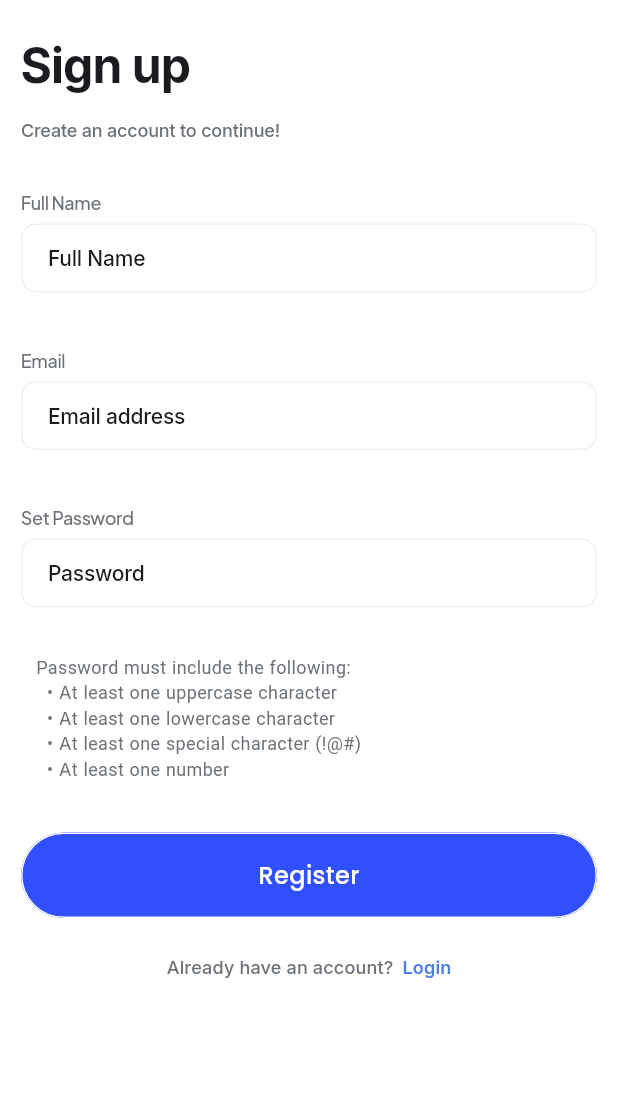
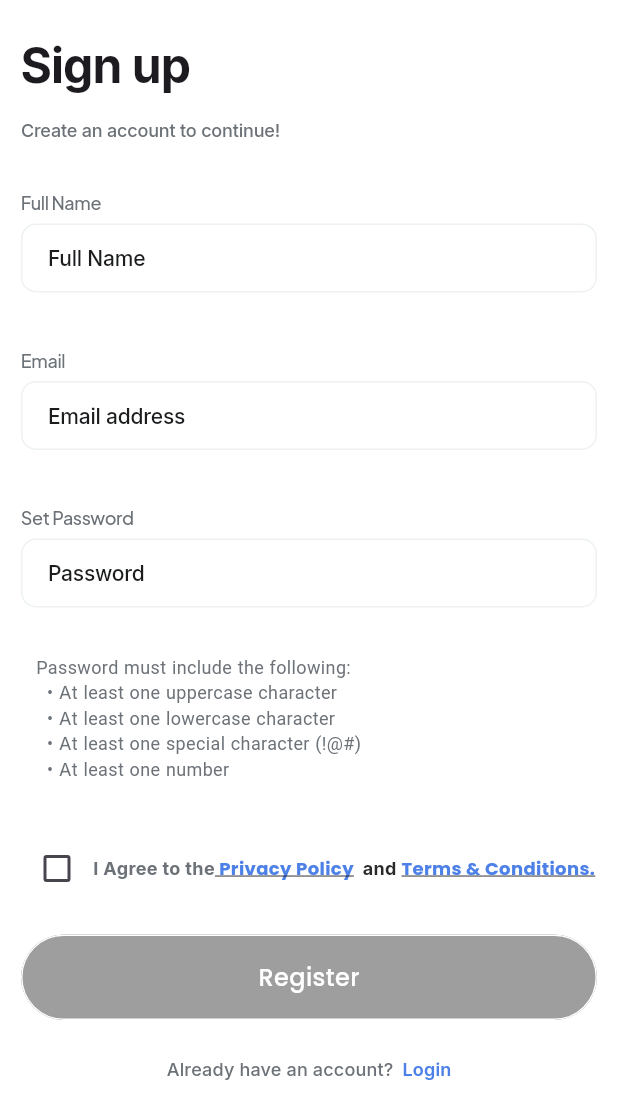
Before and after one commit to huttiepant/synto-app, a Flutter app: the SignUpPage screen opened directly, on a phone screen of 412 x 824 dp. Shown: the top 1119 px of the screen. Run offline on Flutter 3.47's test engine with Material 3 defaults, Android fonts, the phone set to English and light mode, and no system bars; drawn by our look-alikes of flutter_form_builder, loader_overlay, toastification; our stand-ins replace auto_route, cloud_firestore, dio, dropdown_button2, firebase_analytics, firebase_auth and 8 more; missing offline and left inert: ensure_visible_when_focused, fquery; accounts and stored records are empty.

Commit message:
Privacy Policy Google Analytics (custom events)

```diff
--- a/lib/screens/auth/sign_up_page.dart
+++ b/lib/screens/auth/sign_up_page.dart
@@ -7,7 +7,9 @@ import 'package:google_fonts/google_fonts.dart';
 import 'package:loader_overlay/loader_overlay.dart';
 import 'package:synto_app/screens/auth/auth_page.dart';
 import 'package:synto_app/ui/brand_button.dart';
+import 'package:synto_app/widgets/checkbox_widget.dart';
 import 'package:toastification/toastification.dart';
+import 'package:url_launcher/url_launcher.dart';
 
 import '../../api/services/auth_service.dart';
 import '../../popups/popup_page.dart';
@@ -26,6 +28,8 @@ class _SignUpPageState extends State<SignUpPage> {
   final _formKey = GlobalKey<FormBuilderState>();
   final authService = GetIt.instance<AuthService>();
   Map<String, String>? errors;
+
+  bool isTermsAgree = false;
 
   Future<void> _handleSignUp() async {
     final form = _formKey.currentState;
@@ -174,13 +178,69 @@ class _SignUpPageState extends State<SignUpPage> {
               Wrap(
                 runSpacing: 10,
                 children: [
+                  Padding(
+                    padding: EdgeInsets.only(bottom: 10),
+                    child: Row(
+                      children: [
+                        CheckboxWidget(
+                          setValue: (v) {
+                            isTermsAgree = v;
+                            setState(() {});
+                          },
+                        ),
+                        Text(
+                          'I Agree to the',
+                          style: GoogleFonts.inter().copyWith(
+                            fontSize: 12,
+                            color: Color(0xff6C7278),
+                            fontWeight: FontWeight.w700,
+                          ),
+                        ),
+                        GestureDetector(
+                            onTap: () async {
+                              await launchUrl(Uri.parse(
+                                  'https://www.synto-app.com/privacy'));
+                            },
+                            child: Text(' Privacy Policy ',
+                                style: GoogleFonts.poppins().copyWith(
+                                    color: Color(0xff4D81E7),
+                                    fontSize: 12,
+                                    fontWeight: FontWeight.w700,
+                                    decoration: TextDecoration.underline))),
+                        Text(
+                          ' and ',
+                          style: GoogleFonts.inter().copyWith(
+                            color: Color(0xff2A2A2A),
+                            fontSize: 12,
+                            fontWeight: FontWeight.w700,
+                          ),
+                        ),
+                        GestureDetector(
+                            onTap: () async {
+                              await launchUrl(
+                                  Uri.parse('https://www.synto-app.com/terms'));
+                            },
+                            child: Text(
+                              'Terms & Conditions.',
+                              style: GoogleFonts.poppins().copyWith(
+                                  color: Color(0xff4D81E7),
+                                  fontSize: 12,
+                                  fontWeight: FontWeight.w700,
+                                  decoration: TextDecoration.underline),
+                            )),
+                      ],
+                    ),
+                  ),
                   BrandButton(
                       onTap: () {
-                        _handleSignUp();
+                        if (isTermsAgree) {
+                          _handleSignUp();
+                        }
                       },
                       border: Border.all(color: Colors.white, width: 1),
                       text: 'Register',
-                      color: brandLightBlue,
+                      color:
+                          isTermsAgree ? brandLightBlue : Colors.grey.shade500,
                       textColor: Colors.white)
                 ],
               ),
--- a/lib/screens/main/ideas_tagger_page.dart
+++ b/lib/screens/main/ideas_tagger_page.dart
@@ -50,7 +50,6 @@ class _IdeasTaggerPageState extends State<IdeasTaggerPage> {
       useSafeArea: false,
       builder: (BuildContext context) {
         final String bookName = _book != null ? _book!.name : 'book';
-        print(bookName);
         return InformationPopup(
           title: '',
           info: """
--- /dev/null
+++ b/lib/widgets/checkbox_widget.dart
@@ -0,0 +1,40 @@
+import 'package:flutter/material.dart';
+
+class CheckboxWidget extends StatefulWidget {
+  const CheckboxWidget({super.key, required this.setValue});
+
+  final Function(bool value) setValue;
+
+  @override
+  State<CheckboxWidget> createState() => _CheckboxWidgetState();
+}
+
+class _CheckboxWidgetState extends State<CheckboxWidget> {
+  bool isChecked = false;
+
+  Color getColor(Set<WidgetState> states) {
+    const Set<WidgetState> interactiveStates = <WidgetState>{
+      WidgetState.pressed,
+      WidgetState.hovered,
+      WidgetState.focused,
+    };
+    if (states.any(interactiveStates.contains)) {
+      return Color(0xff4D81E7);
+    }
+    return Colors.white;
+  }
+
+  @override
+  Widget build(BuildContext context) {
+    return Checkbox(
+      checkColor: Color(0xff4D81E7),
+      fillColor: WidgetStateProperty.resolveWith(getColor),
+      value: isChecked,
+      onChanged: (bool? value) {
+        isChecked = value!;
+        widget.setValue(isChecked);
+        setState(() {});
+      },
+    );
+  }
+}
```
Also changed, not shown: lib/api/services/auth_service.dart (+11 -0 lines), lib/services/books_service.dart (+32 -0 lines), 1 other file.
